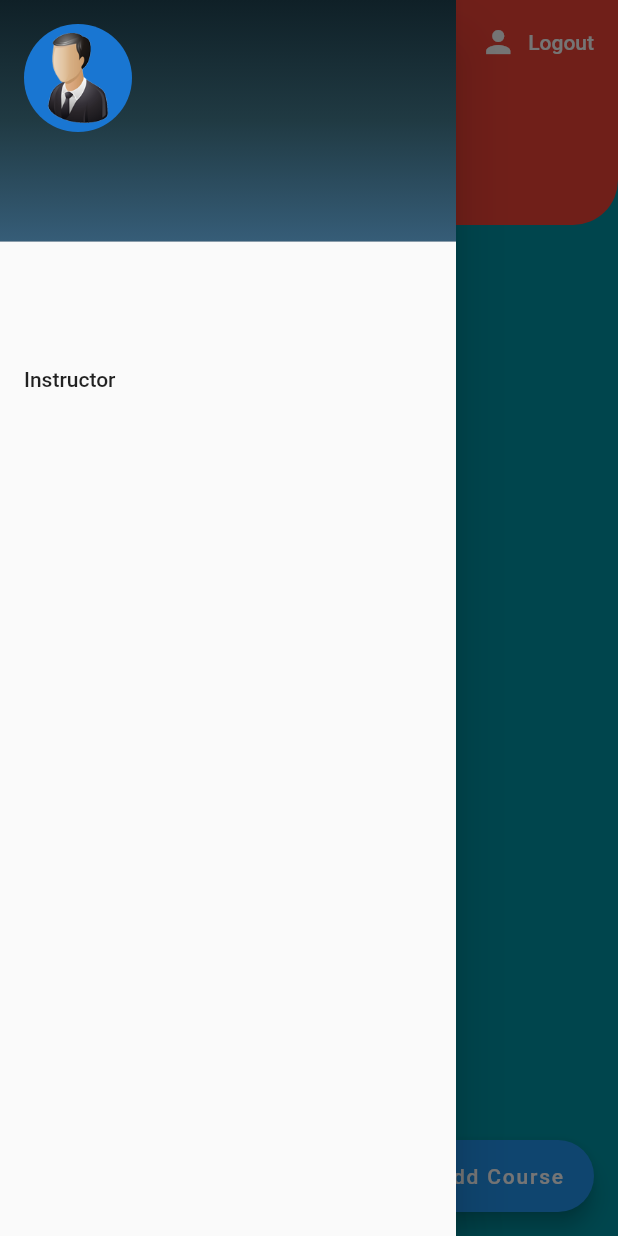
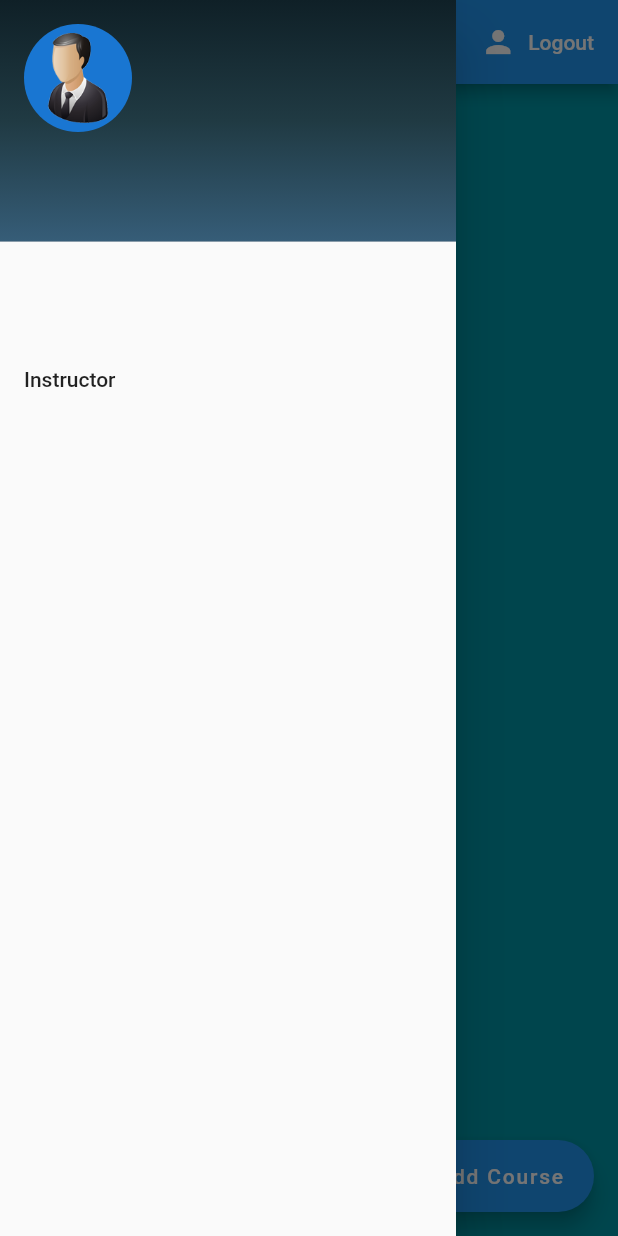
Before and after one commit to qasimsiddiqui/attendance_app, a Flutter app: the screen it shows once a user with an empty profile is signed in, with the side drawer open, on a phone screen of 412 x 824 dp. Run offline on Flutter 3.47's test engine with Material 2 defaults, Android fonts, the phone set to English and light mode, and no system bars; our stand-ins replace cloud_firestore, firebase_auth; accounts and stored records are empty.

Commit message:
GUI changes in Home and Lecture_Details

```diff
--- a/lib/screens/home/home.dart
+++ b/lib/screens/home/home.dart
@@ -22,17 +22,8 @@ class Home extends StatelessWidget {
         initialData: [],
         value: DatabaseService(uid: userUID.uid).getCourses(user.isStudent),
         child: Scaffold(
-          body: NestedScrollView(
-            headerSliverBuilder: (context, boo) => [
-              SliverAppBar(
-                pinned: true,
-                title: Text('Home Page'),
-                elevation: 0.0,
-                expandedHeight: 150,
-                backgroundColor: Colors.red,
-                shape: RoundedRectangleBorder(
-                    borderRadius:
-                        BorderRadius.vertical(bottom: Radius.circular(30))),
+          appBar: AppBar(
+            title: Text('Home'),
             actions: <Widget>[
               FlatButton.icon(
                 icon: Icon(
@@ -48,11 +39,8 @@ class Home extends StatelessWidget {
                 },
               )
             ],
-                //flexibleSpace: FlexibleSpaceBar(title: Text('')),
-              )
-            ],
+          ),
           body: CourseList(),
-          ),
           drawer: appDrawer(user),
           floatingActionButton: FloatingActionButton.extended(
             label: Text('Add Course'),
```
Also changed, not shown: lib/screens/lecture_details/lecture_details.dart (+20 -9 lines). Lines whose indentation alone changed are shown as unchanged.
